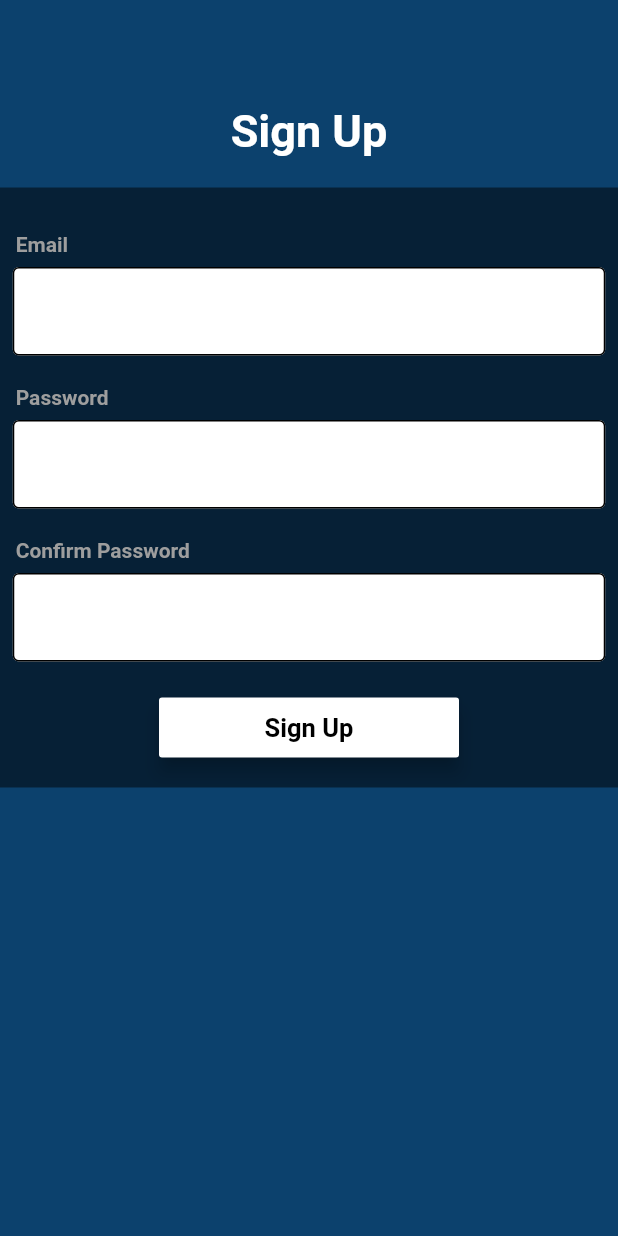
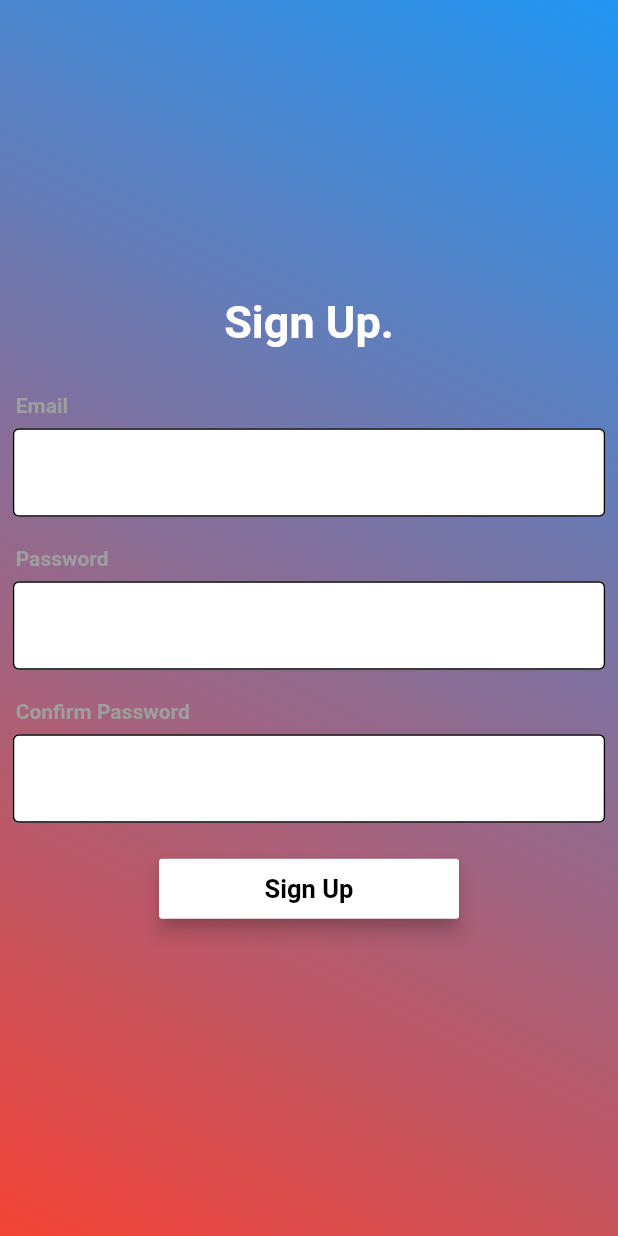
Before and after one commit to whocareslmaoo/LoginScreenWithC-, a Flutter app: the screen it shows after launch, after a tap on "Sign Up", on a phone screen of 412 x 824 dp. Run offline on Flutter 3.47's test engine with Material 2 defaults, Android fonts, the phone set to English and light mode, and no system bars.

Commit message:
New Screens Design

```diff
--- a/lib/home_page.dart
+++ b/lib/home_page.dart
@@ -6,11 +6,23 @@ class HomePage extends StatelessWidget {
   @override
   Widget build(BuildContext context) {
     return Scaffold(
-      backgroundColor: const Color.fromARGB(255, 12, 65, 109),
       body: SingleChildScrollView(
+        child: Container(
+          width: MediaQuery.of(context).size.width,
+          height: MediaQuery.of(context).size.height,
+          decoration: const BoxDecoration(
+            gradient: LinearGradient(
+              begin: Alignment.topRight,
+              end: Alignment.bottomLeft,
+              colors: [
+                Colors.blue,
+                Colors.red,
+              ],
+            ),
+          ),
           child: Column(
+            mainAxisAlignment: MainAxisAlignment.center,
             children: [
-            const SizedBox(height: 70),
               const Text(
                 'Sign In.',
                 style: TextStyle(
@@ -19,14 +31,6 @@ class HomePage extends StatelessWidget {
                   fontSize: 30,
                 ),
               ),
-            const SizedBox(height: 20),
-            Container(
-              alignment: Alignment.center,
-              width: 500,
-              height: 355,
-              color: Colors.black.withOpacity(0.5),
-              child: Column(
-                children: [
               const SizedBox(height: 30),
               const Align(
                 alignment: Alignment.topLeft,
@@ -95,6 +99,19 @@ class HomePage extends StatelessWidget {
                   ),
                 ),
               ),
+              MaterialButton(
+                onPressed: () {},
+                minWidth: 200.0,
+                height: 25,
+                child: const Text(
+                  'Forgot your Email or password?',
+                  style: TextStyle(
+                    fontSize: 14,
+                    color: Colors.grey,
+                    fontWeight: FontWeight.bold,
+                  ),
+                ),
+              ),
               const SizedBox(height: 18),
               MaterialButton(
                 shape: const RoundedRectangleBorder(
@@ -114,39 +131,30 @@ class HomePage extends StatelessWidget {
                   ),
                 ),
               ),
-                ],
+              const SizedBox(height: 25),
+              Row(
+                mainAxisAlignment: MainAxisAlignment.center,
+                children: [
+                  Image.asset(
+                    'assets/images/insta.png',
+                    height: 40,
                   ),
+                  const SizedBox(width: 20),
+                  Image.asset(
+                    'assets/images/linkedin.png',
+                    height: 40,
                   ),
-            const SizedBox(height: 50),
-            Column(
-              children: [
-                const SizedBox(height: 9),
-                MaterialButton(
-                  shape: const RoundedRectangleBorder(
-                    side: BorderSide(
-                      color: Colors.grey,
-                    ),
-                    borderRadius: BorderRadius.all(
-                      Radius.circular(2.0),
-                    ),
-                  ),
-                  onPressed: () {},
-                  minWidth: 390.0,
-                  height: 30,
-                  child: const Text(
-                    'Forgot your Email or password?',
-                    style: TextStyle(
-                      fontSize: 14,
-                      color: Colors.grey,
-                      fontWeight: FontWeight.bold,
-                    ),
-                  ),
+                  const SizedBox(width: 20),
+                  Image.asset(
+                    'assets/images/twitter.png',
+                    height: 40,
                   ),
                 ],
               ),
             ],
           ),
         ),
+      ),
     );
   }
 }
--- a/lib/main.dart
+++ b/lib/main.dart
@@ -1,7 +1,6 @@
 import 'package:flutter/material.dart';
 import 'package:logintrabalho/home_page.dart';
 import 'package:logintrabalho/signup_page.dart';
-import 'package:logintrabalho/successful_page.dart';
 
 void main() {
   runApp(const MyApp());
@@ -17,11 +16,11 @@ class MyApp extends StatelessWidget {
       routes: {
         '/home-page': (context) => const HomePage(),
         '/signup-page': (context) => const SignupPage(),
-        '/successful-page': (context) => const SuccessfulPage(),
       },
-      title: 'Flutter Demo',
+      title: 'Logins',
       theme: ThemeData(
         primarySwatch: Colors.blue,
+        visualDensity: VisualDensity.adaptivePlatformDensity,
       ),
       home: const HomePage(),
     );
--- a/lib/signup_page.dart
+++ b/lib/signup_page.dart
@@ -1,34 +1,37 @@
 import 'package:flutter/material.dart';
+import 'package:logintrabalho/successful_page.dart';
 
 class SignupPage extends StatelessWidget {
   const SignupPage({Key? key}) : super(key: key);
 
-  static const route = '/signup-page';
-
   @override
   Widget build(BuildContext context) {
     return Scaffold(
-      backgroundColor: const Color.fromARGB(255, 12, 65, 109),
       body: SingleChildScrollView(
+        child: Container(
+          width: MediaQuery.of(context).size.width,
+          height: MediaQuery.of(context).size.height,
+          decoration: const BoxDecoration(
+            gradient: LinearGradient(
+              begin: Alignment.topRight,
+              end: Alignment.bottomLeft,
+              colors: [
+                Colors.blue,
+                Colors.red,
+              ],
+            ),
+          ),
           child: Column(
+            mainAxisAlignment: MainAxisAlignment.center,
             children: [
-            const SizedBox(height: 70),
               const Text(
-              'Sign Up',
+                'Sign Up.',
                 style: TextStyle(
                   color: Colors.white,
                   fontWeight: FontWeight.bold,
                   fontSize: 30,
                 ),
               ),
-            const SizedBox(height: 20),
-            Container(
-              alignment: Alignment.center,
-              width: 500,
-              height: 400,
-              color: Colors.black.withOpacity(0.5),
-              child: Column(
-                children: [
               const SizedBox(height: 30),
               const Align(
                 alignment: Alignment.topLeft,
@@ -109,7 +112,12 @@ class SignupPage extends StatelessWidget {
                 shape: const RoundedRectangleBorder(
                     borderRadius: BorderRadius.all(Radius.circular(2.0))),
                 onPressed: () {
-                      Navigator.of(context).pushNamed('/successful-page');
+                  Future.delayed(const Duration(seconds: 3)).then((value) {
+                    Navigator.of(context).pushReplacement(
+                      MaterialPageRoute(
+                          builder: (context) => const SuccessfulPage()),
+                    );
+                  });
                 },
                 elevation: 5.0,
                 minWidth: 200.0,
@@ -128,9 +136,6 @@ class SignupPage extends StatelessWidget {
             ],
           ),
         ),
-            const SizedBox(height: 50),
-          ],
-        ),
       ),
     );
   }
--- a/lib/successful_page.dart
+++ b/lib/successful_page.dart
@@ -6,8 +6,20 @@ class SuccessfulPage extends StatelessWidget {
   @override
   Widget build(BuildContext context) {
     return Scaffold(
-      backgroundColor: const Color.fromARGB(255, 12, 65, 109),
-      body: Column(
+      body: Container(
+        width: MediaQuery.of(context).size.width,
+        height: MediaQuery.of(context).size.height,
+        decoration: const BoxDecoration(
+          gradient: LinearGradient(
+            begin: Alignment.topRight,
+            end: Alignment.bottomLeft,
+            colors: [
+              Colors.blue,
+              Colors.red,
+            ],
+          ),
+        ),
+        child: Column(
           children: [
             const SizedBox(height: 70),
             const Text(
@@ -44,6 +56,7 @@ class SuccessfulPage extends StatelessWidget {
             ),
           ],
         ),
+      ),
     );
   }
 }
--- a/pubspec.yaml
+++ b/pubspec.yaml
@@ -34,6 +34,7 @@ dependencies:
   # The following adds the Cupertino Icons font to your application.
   # Use with the CupertinoIcons class for iOS style icons.
   cupertino_icons: ^1.0.2
+  gradient_app_bar: ^0.1.3
 
 dev_dependencies:
   flutter_test:
```
Also changed, not shown: assets/images/icon.png, assets/images/insta.png (added), assets/images/linkedin.png (added), assets/images/twitter.png (added), pubspec.lock. Lines whose indentation alone changed are shown as unchanged.
